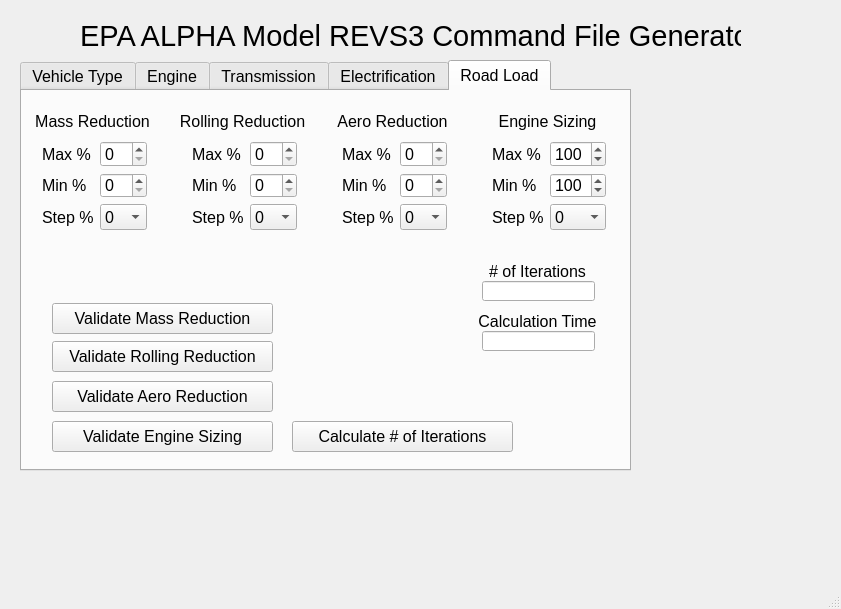
Above: gui/OMEGA_GUI_V1.ui from USEPA/EPA_OMEGA_Model before the change. Below: the same form after it.
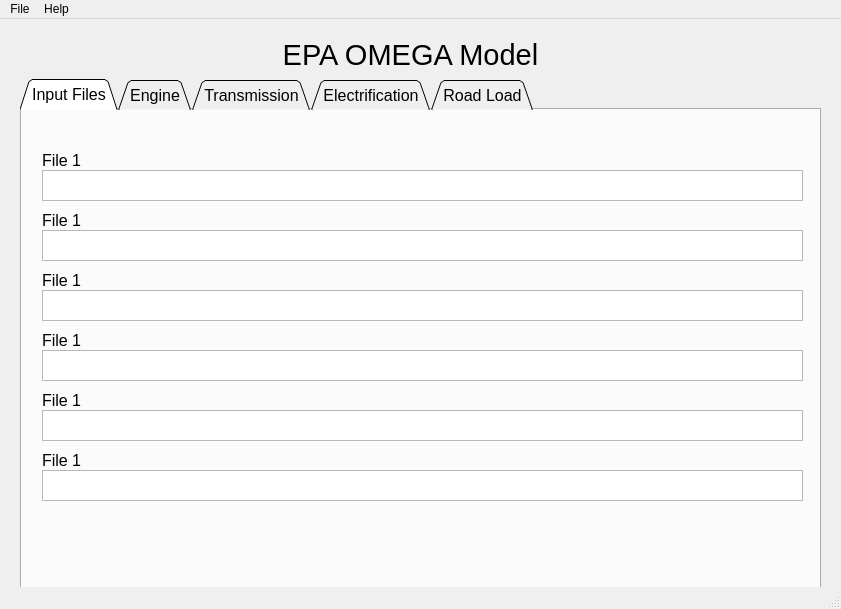
That is the form after the change. Icons and pictures are not drawn.

What changed in the file:
```diff
--- a/gui/OMEGA_GUI_V1.ui
+++ b/gui/OMEGA_GUI_V1.ui
@@ -15,12 +15,15 @@
   </property>
   <widget class="QWidget" name="centralwidget">
    <widget class="QTabWidget" name="tab_select">
+    <property name="enabled">
+     <bool>true</bool>
+    </property>
     <property name="geometry">
      <rect>
       <x>20</x>
       <y>60</y>
-      <width>611</width>
-      <height>411</height>
+      <width>801</width>
+      <height>511</height>
      </rect>
     </property>
     <property name="font">
@@ -31,77 +34,166 @@
     <property name="toolTip">
      <string/>
     </property>
+    <property name="tabPosition">
+     <enum>QTabWidget::North</enum>
+    </property>
+    <property name="tabShape">
+     <enum>QTabWidget::Triangular</enum>
+    </property>
     <property name="currentIndex">
-     <number>4</number>
+     <number>0</number>
     </property>
-    <widget class="QWidget" name="vehicle_type_tab">
+    <property name="iconSize">
+     <size>
+      <width>16</width>
+      <height>16</height>
+     </size>
+    </property>
+    <property name="tabBarAutoHide">
+     <bool>false</bool>
+    </property>
+    <widget class="QWidget" name="input_files_tab">
      <attribute name="title">
-      <string>Vehicle Type</string>
+      <string>Input Files</string>
      </attribute>
      <attribute name="toolTip">
       <string>Vehicle Type</string>
      </attribute>
-     <widget class="QComboBox" name="vehicle_type_select">
+     <widget class="QPlainTextEdit" name="plainTextEdit">
       <property name="geometry">
        <rect>
-        <x>40</x>
-        <y>71</y>
-        <width>101</width>
-        <height>31</height>
-       </rect>
-      </property>
-      <property name="font">
-       <font>
-        <pointsize>12</pointsize>
-       </font>
-      </property>
-      <property name="toolTip">
-       <string>Select the Vehicle Type</string>
-      </property>
-      <property name="statusTip">
-       <string/>
-      </property>
-      <property name="whatsThis">
-       <string/>
-      </property>
-      <item>
-       <property name="text">
-        <string>LPW LRL</string>
-       </property>
-      </item>
-      <item>
-       <property name="text">
-        <string>MPW LRL</string>
-       </property>
-      </item>
-      <item>
-       <property name="text">
-        <string>HPW</string>
-       </property>
-      </item>
-      <item>
-       <property name="text">
-        <string>LPW HRL</string>
-       </property>
-      </item>
-      <item>
-       <property name="text">
-        <string>MPW HRL</string>
-       </property>
-      </item>
-      <item>
-       <property name="text">
-        <string>Truck</string>
-       </property>
-      </item>
-     </widget>
-     <widget class="QTextEdit" name="textEdit">
-      <property name="geometry">
-       <rect>
-        <x>280</x>
+        <x>20</x>
         <y>60</y>
-        <width>201</width>
-        <height>71</height>
+        <width>761</width>
+        <height>31</height>
+       </rect>
+      </property>
+     </widget>
+     <widget class="QLabel" name="label_2">
+      <property name="geometry">
+       <rect>
+        <x>20</x>
+        <y>40</y>
+        <width>151</width>
+        <height>20</height>
+       </rect>
+      </property>
+      <property name="text">
+       <string>File 1</string>
+      </property>
+     </widget>
+     <widget class="QLabel" name="label_3">
+      <property name="geometry">
+       <rect>
+        <x>20</x>
+        <y>100</y>
+        <width>151</width>
+        <height>20</height>
+       </rect>
+      </property>
+      <property name="text">
+       <string>File 1</string>
+      </property>
+     </widget>
+     <widget class="QPlainTextEdit" name="plainTextEdit_2">
+      <property name="geometry">
+       <rect>
+        <x>20</x>
+        <y>120</y>
+        <width>761</width>
+        <height>31</height>
+       </rect>
+      </property>
+     </widget>
+     <widget class="QLabel" name="label_4">
+      <property name="geometry">
+       <rect>
+        <x>20</x>
+        <y>160</y>
+        <width>151</width>
+        <height>20</height>
+       </rect>
+      </property>
+      <property name="text">
+       <string>File 1</string>
+      </property>
+     </widget>
+     <widget class="QPlainTextEdit" name="plainTextEdit_3">
+      <property name="geometry">
+       <rect>
+        <x>20</x>
+        <y>180</y>
+        <width>761</width>
+        <height>31</height>
+       </rect>
+      </property>
+     </widget>
+     <widget class="QLabel" name="label_5">
+      <property name="geometry">
+       <rect>
+        <x>20</x>
+        <y>220</y>
+        <width>151</width>
+        <height>20</height>
+       </rect>
+      </property>
+      <property name="text">
+       <string>File 1</string>
+      </property>
+     </widget>
+     <widget class="QPlainTextEdit" name="plainTextEdit_4">
+      <property name="geometry">
+       <rect>
+        <x>20</x>
+        <y>240</y>
+        <width>761</width>
+        <height>31</height>
+       </rect>
+      </property>
+     </widget>
+     <widget class="QLabel" name="label_6">
+      <property name="geometry">
+       <rect>
+        <x>20</x>
+        <y>280</y>
+        <width>151</width>
+        <height>20</height>
+       </rect>
+      </property>
+      <property name="text">
+       <string>File 1</string>
+      </property>
+     </widget>
+     <widget class="QPlainTextEdit" name="plainTextEdit_5">
+      <property name="geometry">
+       <rect>
+        <x>20</x>
+        <y>300</y>
+        <width>761</width>
+        <height>31</height>
+       </rect>
+      </property>
+     </widget>
+     <widget class="QLabel" name="label_7">
+      <property name="geometry">
+       <rect>
+        <x>20</x>
+        <y>340</y>
+        <width>151</width>
+        <height>20</height>
+       </rect>
+      </property>
+      <property name="text">
+       <string>File 1</string>
+      </property>
+     </widget>
+     <widget class="QPlainTextEdit" name="plainTextEdit_6">
+      <property name="geometry">
+       <rect>
+        <x>20</x>
+        <y>360</y>
+        <width>761</width>
+        <height>31</height>
        </rect>
       </property>
      </widget>
@@ -775,35 +867,19 @@
      </font>
     </property>
     <property name="text">
-     <string>EPA ALPHA Model REVS3 Command File Generator</string>
-    </property>
-   </widget>
-   <widget class="QLabel" name="label_2">
-    <property name="geometry">
-     <rect>
-      <x>650</x>
-      <y>90</y>
-      <width>161</width>
-      <height>171</height>
-     </rect>
-    </property>
-    <property name="text">
-     <string/>
-    </property>
-    <property name="pixmap">
-     <pixmap>images/alpha_logo.jpg</pixmap>
+     <string>EPA OMEGA Model</string>
     </property>
     <property name="alignment">
      <set>Qt::AlignCenter</set>
     </property>
    </widget>
-   <widget class="QLabel" name="label_3">
+   <widget class="QLabel" name="epa_logo_label">
     <property name="geometry">
      <rect>
-      <x>640</x>
-      <y>280</y>
-      <width>171</width>
-      <height>171</height>
+      <x>760</x>
+      <y>20</y>
+      <width>61</width>
+      <height>61</height>
      </rect>
     </property>
     <property name="text">
@@ -826,6 +902,33 @@
      <height>21</height>
     </rect>
    </property>
+   <widget class="QMenu" name="menuMenu1">
+    <property name="title">
+     <string>File</string>
+    </property>
+    <addaction name="action_new_file"/>
+    <addaction name="action_open_file"/>
+    <addaction name="separator"/>
+    <addaction name="action_save_file"/>
+    <addaction name="action_save_file_as"/>
+   </widget>
+   <widget class="QMenu" name="menuHelp">
+    <property name="toolTip">
+     <string/>
+    </property>
+    <property name="statusTip">
+     <string/>
+    </property>
+    <property name="title">
+     <string>Help</string>
+    </property>
+    <property name="toolTipsVisible">
+     <bool>false</bool>
+    </property>
+    <addaction name="actionAbout_OMEGA_2"/>
+   </widget>
+   <addaction name="menuMenu1"/>
+   <addaction name="menuHelp"/>
   </widget>
   <widget class="QStatusBar" name="statusbar"/>
   <action name="actionEngines">
```
Left out of the diff: 39 changed lines with no effect on the pictures.
